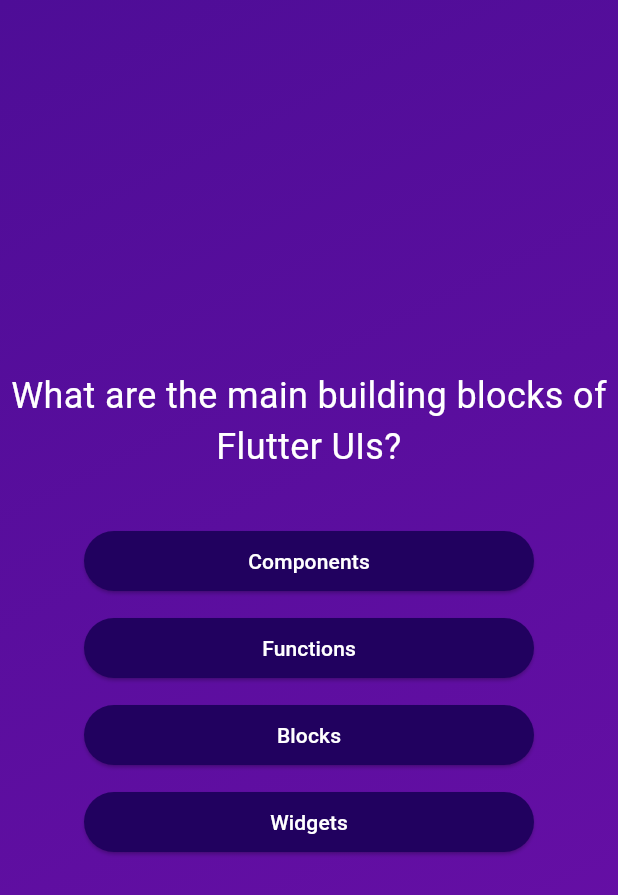
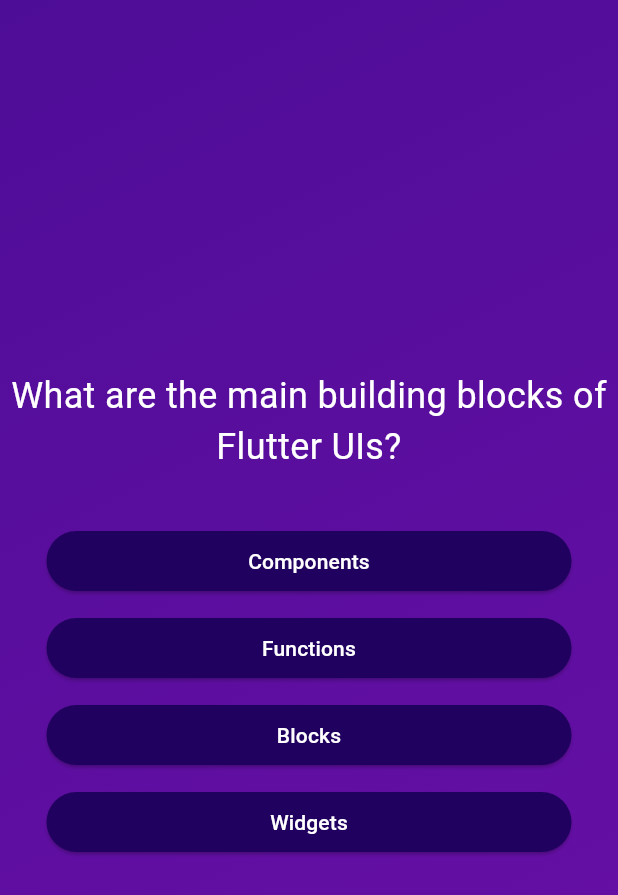
Before and after one commit to erickmwarama2/quiz_app, a Flutter app: the screen it shows after launch, after a tap on "Start Quiz", on a phone screen of 412 x 824 dp. Shown: the top 895 px of the screen. Run offline on Flutter 3.47's test engine with Material 3 defaults, Android fonts, the phone set to English and light mode, and no system bars.

Commit message:
increase container width

```diff
--- a/lib/answer_button.dart
+++ b/lib/answer_button.dart
@@ -10,18 +10,20 @@ class AnswerButton extends StatelessWidget {
   Widget build(BuildContext context) {
     return Container(
       margin: const EdgeInsets.symmetric(vertical: 5),
-      width: 300,
+      width: 350,
       child: ElevatedButton(
         onPressed: onTap,
         style: ElevatedButton.styleFrom(
           backgroundColor: const Color.fromARGB(255, 33, 1, 95),
           foregroundColor: Colors.white,
-          shape: RoundedRectangleBorder(
-            borderRadius: BorderRadius.circular(40)
-          ),
+          shape:
+              RoundedRectangleBorder(borderRadius: BorderRadius.circular(40)),
           padding: const EdgeInsets.symmetric(vertical: 10, horizontal: 40),
         ),
-        child: Text(answerText),
+        child: Text(
+          answerText,
+          textAlign: TextAlign.center,
+        ),
       ),
     );
   }
```
